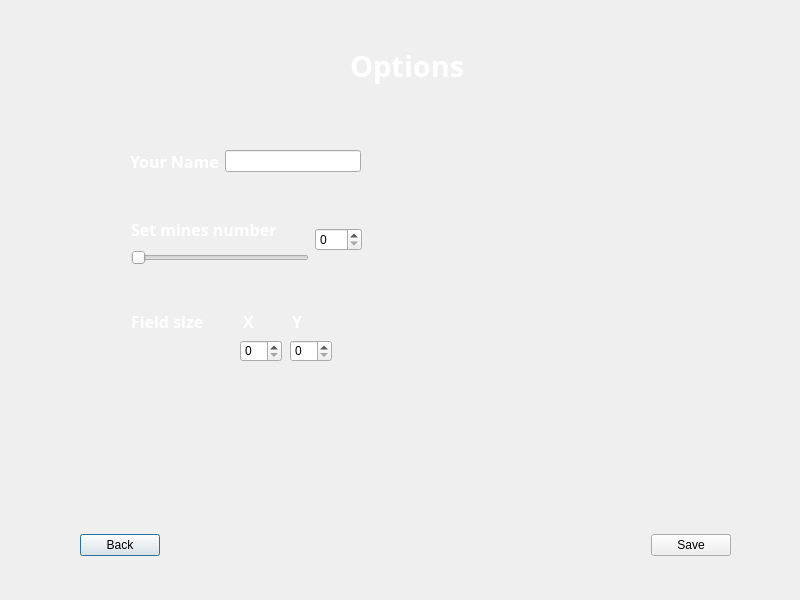
Before: the Qt Designer form sources/MinesweeperGame/MinesweeperDesktop/optionswindow.ui in Ecl1pce/MinesweeperGame, drawn with Qt 5.
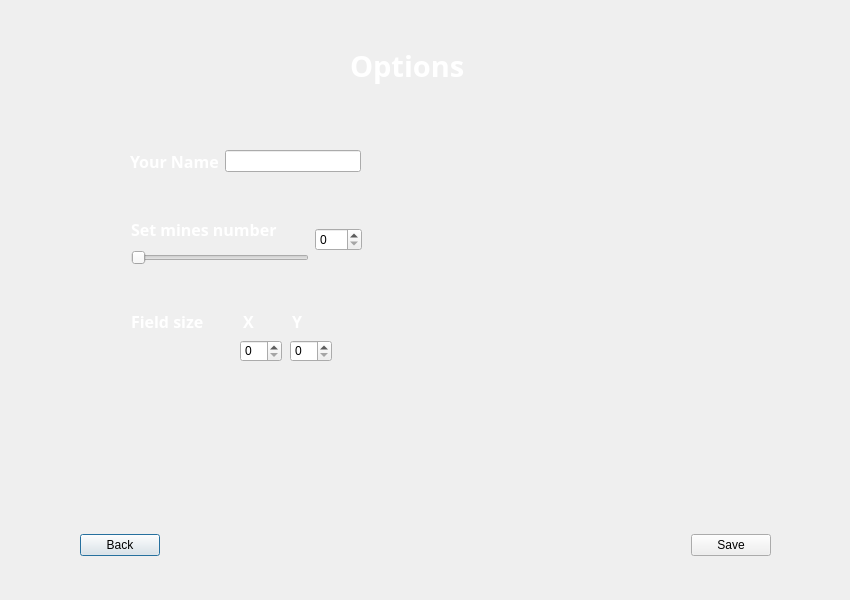
After: the same form once the commit is applied.

The edit to the form file:
```diff
--- a/sources/MinesweeperGame/MinesweeperDesktop/optionswindow.ui
+++ b/sources/MinesweeperGame/MinesweeperDesktop/optionswindow.ui
@@ -6,7 +6,7 @@
    <rect>
     <x>0</x>
     <y>0</y>
-    <width>800</width>
+    <width>850</width>
     <height>600</height>
    </rect>
   </property>
@@ -158,7 +158,7 @@
     <rect>
      <x>80</x>
      <y>520</y>
-     <width>651</width>
+     <width>691</width>
      <height>51</height>
     </rect>
    </property>
```
Left out of the diff: 2 changed lines with no effect on the pictures.
